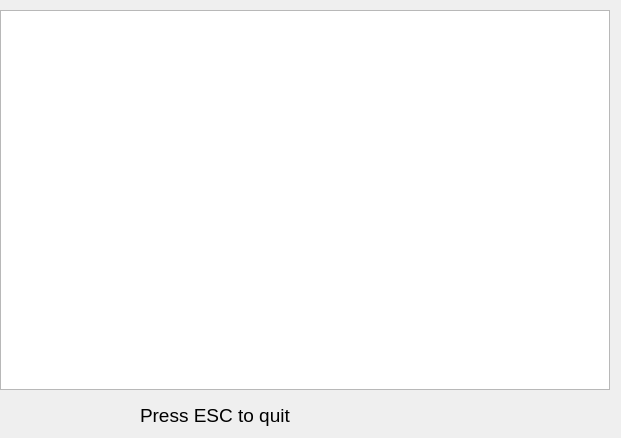
Old version of the form runwindow.ui in the repository pashazz/qtqbasic.
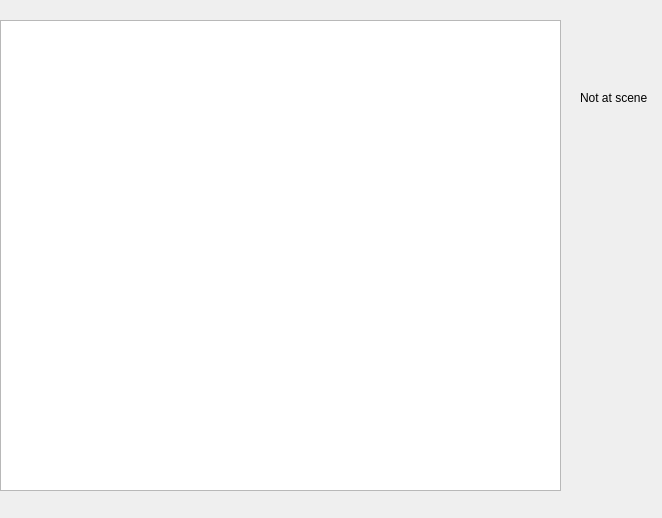
New version of the form.

What changed in the file:
```diff
--- a/runwindow.ui
+++ b/runwindow.ui
@@ -6,39 +6,39 @@
    <rect>
     <x>0</x>
     <y>0</y>
-    <width>621</width>
-    <height>438</height>
+    <width>662</width>
+    <height>518</height>
    </rect>
   </property>
   <property name="windowTitle">
    <string>Run program</string>
   </property>
-  <widget class="QGraphicsView" name="gview">
+  <widget class="QWidget" name="verticalLayoutWidget">
    <property name="geometry">
     <rect>
      <x>0</x>
-     <y>10</y>
-     <width>610</width>
-     <height>380</height>
+     <y>20</y>
+     <width>561</width>
+     <height>471</height>
     </rect>
    </property>
+   <layout class="QVBoxLayout" name="verticalLayout">
+    <item>
+     <widget class="QGraphicsView" name="gview"/>
+    </item>
+   </layout>
   </widget>
   <widget class="QLabel" name="label">
    <property name="geometry">
     <rect>
-     <x>140</x>
-     <y>405</y>
-     <width>341</width>
-     <height>21</height>
+     <x>580</x>
+     <y>90</y>
+     <width>71</width>
+     <height>16</height>
     </rect>
    </property>
-   <property name="font">
-    <font>
-     <pointsize>14</pointsize>
-    </font>
-   </property>
    <property name="text">
-    <string>Press ESC to quit</string>
+    <string>Not at scene</string>
    </property>
   </widget>
  </widget>
```
Left out of the diff: 2 changed lines with no effect on the pictures.
